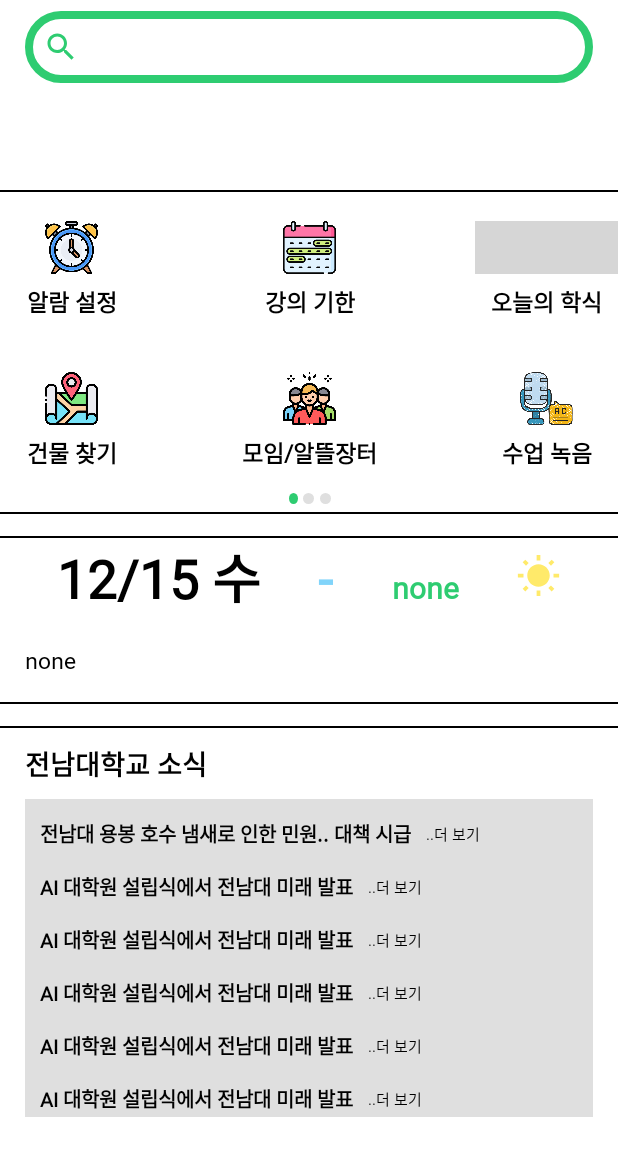
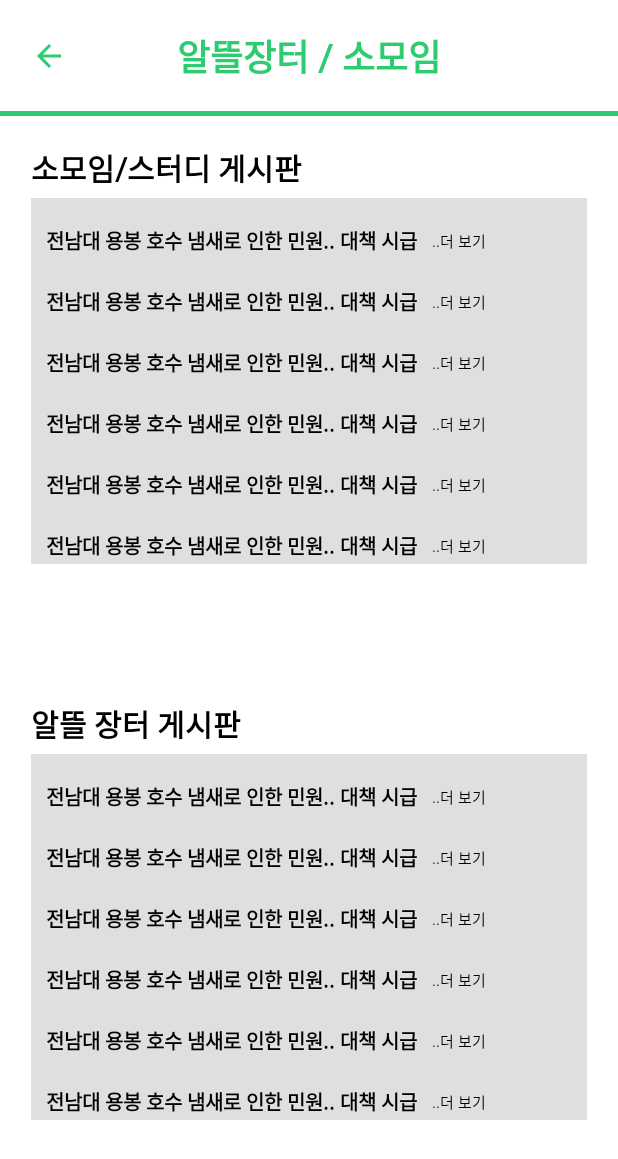
Before and after one commit to millionswillnd/JNUCenter, an Android app: the screen it shows after launch (MainActivity before the commit, BoardActivity after it), after a tap on "모임/알뜰장터", on a phone screen of 412 x 824 dp. Shown: the top 1159 px of the screen. Run offline under Robolectric (Android 15) with nearby library versions, the phone set to English and light mode, and no system bars; our stand-ins replace AdMob, data binding; grey boxes are pictures that could not be loaded.

Commit message:
게시판 관련 클라이언트 작업 완료(알람 제외)

```diff
--- a/app/src/main/AndroidManifest.xml
+++ b/app/src/main/AndroidManifest.xml
@@ -15,8 +15,8 @@
         android:supportsRtl="true"
         android:theme="@style/Theme.JNUCenter"
         android:usesCleartextTraffic="true">
-        <activity android:name=".mvvm.feature.food.FoodActivity"></activity>
-        <activity android:name=".mvvm.feature.FoodActivity" />
+        <activity android:name=".mvvm.feature.board.BoardActivity"></activity>
+        <activity android:name=".mvvm.feature.food.FoodActivity" />
         <activity android:name=".mvvm.feature.alarm.AlarmActivity" />
         <activity android:name=".mvvm.feature.lecture.LectureDateActivity" />
 
--- /dev/null
+++ b/app/src/main/java/com/jiib/jnucenter/mvvm/feature/board/BoardActivity.kt
@@ -0,0 +1,82 @@
+package com.jiib.jnucenter.mvvm.feature.board
+
+import android.content.Intent
+import android.net.Uri
+import androidx.appcompat.app.AppCompatActivity
+import android.os.Bundle
+import androidx.databinding.DataBindingUtil
+import androidx.lifecycle.Observer
+import androidx.lifecycle.ViewModelProvider
+import com.jiib.jnucenter.R
+import com.jiib.jnucenter.databinding.ActivityBoardBinding
+import com.jiib.jnucenter.mvvm.feature.main.CustomNewsTitle
+import com.jiib.jnucenter.mvvm.feature.main.MainActivity
+import kotlinx.coroutines.CoroutineScope
+import kotlinx.coroutines.Dispatchers
+import kotlinx.coroutines.launch
+
+class BoardActivity : AppCompatActivity() {
+
+    lateinit var binding : ActivityBoardBinding
+    lateinit var viewmodel : BoardViewModel
+    lateinit var view_list : List<CustomNewsTitle>
+
+    override fun onCreate(savedInstanceState: Bundle?) {
+        super.onCreate(savedInstanceState)
+        binding = DataBindingUtil.setContentView(this, R.layout.activity_board)
+
+        // 뷰모델 초기화
+        viewmodel = ViewModelProvider(this).get(BoardViewModel::class.java)
+
+        // 세팅하는데 쓸 게시글 뷰 list
+        view_list = listOf(
+            binding.mainMeetingTitle1,
+            binding.mainMeetingTitle2,
+            binding.mainMeetingTitle3,
+            binding.mainMeetingTitle4,
+            binding.mainMeetingTitle5,
+            binding.mainMeetingTitle6,
+            binding.mainMarketTitle1,
+            binding.mainMarketTitle2,
+            binding.mainMarketTitle3,
+            binding.mainMarketTitle4,
+            binding.mainMarketTitle5,
+            binding.mainMarketTitle6
+        )
+
+
+
+        // 각 게시판 글에 정보 세팅
+        CoroutineScope(Dispatchers.IO).launch {
+            viewmodel.getBoardList()
+        }
+
+
+
+        // 뷰모델의 게시판 글 리스트 observe
+        viewmodel.board_list.observe(this, Observer {
+
+            var i = 0
+
+            for((title, link) in it){
+                view_list.get(i).title!!.text = title
+                view_list.get(i).setOnClickListener {
+                    val intent = Intent()
+                    intent.setAction(Intent.ACTION_VIEW)
+                    intent.addCategory(Intent.CATEGORY_BROWSABLE)
+                    intent.setData(Uri.parse(link))
+                    startActivity(intent)
+                }
+                ++i
+            }
+     4   })
+
+        // 백 버튼 리스너
+        binding.boardBackButton.setOnClickListener {
+            val intent = Intent(this, MainActivity::class.java)
+            startActivity(intent)
+        }
+
+
+    }
+}
--- /dev/null
+++ b/app/src/main/java/com/jiib/jnucenter/mvvm/feature/board/BoardViewModel.kt
@@ -0,0 +1,22 @@
+package com.jiib.jnucenter.mvvm.feature.board
+
+import androidx.lifecycle.MutableLiveData
+import androidx.lifecycle.ViewModel
+import com.jiib.jnucenter.mvvm.repository.BoardRepository
+import com.jiib.jnucenter.mvvm.repository.network.retrofit.board.BoardDTO
+
+class BoardViewModel : ViewModel() {
+
+    val repositry = BoardRepository()
+
+    // 각 게시판의 글 title과 url을 담은 LiveData
+    val board_list : MutableLiveData<List<BoardDTO>>
+        get() = repositry.board_list
+
+
+    // 게시판 글 리스트 api 요청
+    fun getBoardList(){
+        repositry.getBoardList()
+    }
+
+}
--- a/app/src/main/java/com/jiib/jnucenter/mvvm/feature/main/IconFirstFragment.kt
+++ b/app/src/main/java/com/jiib/jnucenter/mvvm/feature/main/IconFirstFragment.kt
@@ -12,6 +12,7 @@
 import com.jiib.jnucenter.R
 import com.jiib.jnucenter.databinding.MainIconFragOneBinding
 import com.jiib.jnucenter.mvvm.feature.alarm.AlarmActivity
+import com.jiib.jnucenter.mvvm.feature.board.BoardActivity
 import com.jiib.jnucenter.mvvm.feature.food.FoodActivity
 import com.jiib.jnucenter.mvvm.feature.lecture.LectureDateActivity
 
@@ -79,7 +80,8 @@
 
             // 모임, 알뜰장터
             R.id.customview5 -> {
-                Toast.makeText(mainContext, "터치이벤트 입니다", Toast.LENGTH_LONG).show()
+                val intent = Intent(mainContext, BoardActivity::class.java)
+                startActivity(intent)
             }
 
             // 수업 녹음
--- /dev/null
+++ b/app/src/main/java/com/jiib/jnucenter/mvvm/repository/BoardRepository.kt
@@ -0,0 +1,33 @@
+package com.jiib.jnucenter.mvvm.repository
+
+import android.util.Log
+import androidx.lifecycle.MutableLiveData
+import com.jiib.jnucenter.mvvm.repository.network.retrofit.board.BoardDTO
+import com.jiib.jnucenter.mvvm.repository.network.retrofit.board.BoardService
+import retrofit2.Call
+import retrofit2.Callback
+import retrofit2.Response
+
+class BoardRepository {
+
+    val board_service = BoardService()
+
+    // 각 게시판의 글 리스트와 url 링크를 담은 LiveData
+    val board_list = MutableLiveData<List<BoardDTO>>()
+
+    fun getBoardList(){
+        val response = board_service.getBoardList()
+        response.enqueue(object : Callback<List<BoardDTO>>{
+            override fun onResponse(
+                call: Call<List<BoardDTO>>,
+                response: Response<List<BoardDTO>>
+            ) {
+                board_list.postValue(response.body())
+            }
+
+            override fun onFailure(call: Call<List<BoardDTO>>, t: Throwable) {
+                Log.d("board api failed : ", "실패")
+            }
+        })
+    }
+}
--- /dev/null
+++ b/app/src/main/java/com/jiib/jnucenter/mvvm/repository/network/retrofit/board/BoardApi.kt
@@ -0,0 +1,10 @@
+package com.jiib.jnucenter.mvvm.repository.network.retrofit.board
+
+import retrofit2.Call
+import retrofit2.http.GET
+
+interface BoardApi {
+
+    @GET("/board/list")
+    fun getBoardList(): Call<List<BoardDTO>>
+}
--- /dev/null
+++ b/app/src/main/java/com/jiib/jnucenter/mvvm/repository/network/retrofit/board/BoardDTO.kt
@@ -0,0 +1,6 @@
+package com.jiib.jnucenter.mvvm.repository.network.retrofit.board
+
+data class BoardDTO(
+    val title: String,
+    val link: String
+)
--- /dev/null
+++ b/app/src/main/java/com/jiib/jnucenter/mvvm/repository/network/retrofit/board/BoardService.kt
@@ -0,0 +1,17 @@
+package com.jiib.jnucenter.mvvm.repository.network.retrofit.board
+
+import com.jiib.jnucenter.mvvm.repository.network.retrofit.RetrofitClient
+import retrofit2.Call
+import retrofit2.Retrofit
+
+class BoardService {
+
+    private val retrofit_client = RetrofitClient
+
+    fun getBoardList() : Call<List<BoardDTO>> {
+        val client: Retrofit = RetrofitClient.getInstance()
+        val response = client.create(BoardApi::class.java).getBoardList()
+
+        return response
+    }
+}
--- /dev/null
+++ b/app/src/main/res/layout/activity_board.xml
@@ -0,0 +1,297 @@
+<?xml version="1.0" encoding="utf-8"?>
+<layout>
+<androidx.constraintlayout.widget.ConstraintLayout xmlns:android="http://schemas.android.com/apk/res/android"
+    xmlns:app="http://schemas.android.com/apk/res-auto"
+    xmlns:tools="http://schemas.android.com/tools"
+    android:layout_width="match_parent"
+    android:layout_height="match_parent"
+    tools:context=".mvvm.feature.board.BoardActivity">
+
+    <ImageButton
+        android:id="@+id/board_back_button"
+        android:layout_width="wrap_content"
+        android:layout_height="wrap_content"
+        android:src="@drawable/number_back_button"
+        android:background="@color/white"
+        app:layout_constraintStart_toStartOf="@id/board_left_guide"
+        app:layout_constraintTop_toTopOf="parent"
+        app:layout_constraintBottom_toBottomOf="@id/board_top_guide"
+        ></ImageButton>
+
+    <TextView
+        android:id="@+id/board_title"
+        android:layout_width="wrap_content"
+        android:layout_height="wrap_content"
+        android:text="알뜰장터 / 소모임"
+        android:textSize="24sp"
+        android:textStyle="bold"
+        android:textColor="@color/main_color_green"
+        app:layout_constraintStart_toStartOf="parent"
+        app:layout_constraintEnd_toEndOf="parent"
+        app:layout_constraintTop_toTopOf="parent"
+        app:layout_constraintBottom_toTopOf="@id/board_top_guide"
+        ></TextView>
+
+    <androidx.constraintlayout.widget.Guideline
+        android:id="@+id/board_left_guide"
+        android:layout_width="wrap_content"
+        android:layout_height="wrap_content"
+        android:orientation="vertical"
+        app:layout_constraintGuide_percent="0.05"
+        ></androidx.constraintlayout.widget.Guideline>
+
+    <androidx.constraintlayout.widget.Guideline
+        android:id="@+id/board_right_guide"
+        android:layout_width="wrap_content"
+        android:layout_height="wrap_content"
+        android:orientation="vertical"
+        app:layout_constraintGuide_percent="0.95"
+        ></androidx.constraintlayout.widget.Guideline>
+
+    <androidx.constraintlayout.widget.Guideline
+        android:id="@+id/board_top_guide"
+        android:layout_width="wrap_content"
+        android:layout_height="wrap_content"
+        android:orientation="horizontal"
+        app:layout_constraintGuide_percent="0.09"
+        ></androidx.constraintlayout.widget.Guideline>
+
+    <View
+        android:id="@+id/top_line_view"
+        android:layout_width="0dp"
+        android:layout_height="3dp"
+        android:background="@color/main_color_green"
+        app:layout_constraintTop_toBottomOf="@id/board_top_guide"
+        app:layout_constraintStart_toStartOf="parent"
+        app:layout_constraintEnd_toEndOf="parent"
+        ></View>
+
+    <TextView
+        android:id="@+id/board_meeting_title_tv"
+        android:layout_width="wrap_content"
+        android:layout_height="wrap_content"
+        android:text="소모임/스터디 게시판"
+        android:textSize="20sp"
+        android:textStyle="bold"
+        android:textColor="@color/black"
+        android:layout_marginBottom="5dp"
+        app:layout_constraintBottom_toTopOf="@id/board_meeting_top_guide"
+        app:layout_constraintStart_toEndOf="@id/board_left_guide"
+        ></TextView>
+
+    <androidx.constraintlayout.widget.Guideline
+        android:id="@+id/board_meeting_top_guide"
+        android:layout_width="wrap_content"
+        android:layout_height="wrap_content"
+        android:orientation="horizontal"
+        app:layout_constraintGuide_percent="0.16"
+        ></androidx.constraintlayout.widget.Guideline>
+
+    <androidx.constraintlayout.widget.Guideline
+        android:id="@+id/board_meeting_bottom_guide"
+        android:layout_width="wrap_content"
+        android:layout_height="wrap_content"
+        android:orientation="horizontal"
+        app:layout_constraintGuide_percent="0.52"
+        ></androidx.constraintlayout.widget.Guideline>
+
+    <TextView
+        android:id="@+id/board_market_title_tv"
+        android:layout_width="wrap_content"
+        android:layout_height="wrap_content"
+        android:text="알뜰 장터 게시판"
+        android:textStyle="bold"
+        android:layout_marginBottom="5dp"
+        android:textColor="@color/black"
+        android:textSize="20sp"
+        app:layout_constraintBottom_toTopOf="@id/board_market_top_guide"
+        app:layout_constraintStart_toEndOf="@id/board_left_guide"
+        ></TextView>
+
+    <androidx.constraintlayout.widget.Guideline
+        android:id="@+id/board_market_top_guide"
+        android:layout_width="wrap_content"
+        android:layout_height="wrap_content"
+        android:orientation="horizontal"
+        app:layout_constraintGuide_percent="0.61"
+        ></androidx.constraintlayout.widget.Guideline>
+
+    <androidx.constraintlayout.widget.Guideline
+        android:id="@+id/board_market_bottom_guide"
+        android:layout_width="wrap_content"
+        android:layout_height="wrap_content"
+        android:orientation="horizontal"
+        app:layout_constraintGuide_percent="0.98"
+        ></androidx.constraintlayout.widget.Guideline>
+
+    <ScrollView
+        android:layout_width="0dp"
+        android:layout_height="0dp"
+        app:layout_constraintTop_toBottomOf="@id/board_meeting_top_guide"
+        app:layout_constraintBottom_toTopOf="@id/board_meeting_bottom_guide"
+        app:layout_constraintStart_toEndOf="@id/board_left_guide"
+        app:layout_constraintEnd_toStartOf="@id/board_right_guide"
+        >
+    <androidx.constraintlayout.widget.ConstraintLayout
+        android:id="@+id/board_meeting_const"
+        android:layout_width="match_parent"
+        android:layout_height="match_parent"
+        android:background="@color/grey"
+        >
+
+        <com.jiib.jnucenter.mvvm.feature.main.CustomNewsTitle
+            android:id="@+id/main_meeting_title1"
+            android:layout_width="wrap_content"
+            android:layout_height="wrap_content"
+            app:title="전남대 용봉 호수 냄새로 인한 민원.. 대책 시급"
+            android:layout_marginTop="15dp"
+            android:layout_marginStart="10dp"
+            app:layout_constraintTop_toTopOf="parent"
+            app:layout_constraintStart_toStartOf="parent"
+            ></com.jiib.jnucenter.mvvm.feature.main.CustomNewsTitle>
+
+        <com.jiib.jnucenter.mvvm.feature.main.CustomNewsTitle
+            android:id="@+id/main_meeting_title2"
+            android:layout_width="wrap_content"
+            android:layout_height="wrap_content"
+            app:title="전남대 용봉 호수 냄새로 인한 민원.. 대책 시급"
+            android:layout_marginTop="15dp"
+            android:layout_marginStart="10dp"
+            app:layout_constraintTop_toBottomOf="@id/main_meeting_title1"
+            app:layout_constraintStart_toStartOf="parent"
+            ></com.jiib.jnucenter.mvvm.feature.main.CustomNewsTitle>
+
+        <com.jiib.jnucenter.mvvm.feature.main.CustomNewsTitle
+            android:id="@+id/main_meeting_title3"
+            android:layout_width="wrap_content"
+            android:layout_height="wrap_content"
+            app:title="전남대 용봉 호수 냄새로 인한 민원.. 대책 시급"
+            android:layout_marginTop="15dp"
+            android:layout_marginStart="10dp"
+            app:layout_constraintTop_toBottomOf="@id/main_meeting_title2"
+            app:layout_constraintStart_toStartOf="parent"
+            ></com.jiib.jnucenter.mvvm.feature.main.CustomNewsTitle>
+
+
+        <com.jiib.jnucenter.mvvm.feature.main.CustomNewsTitle
+            android:id="@+id/main_meeting_title4"
+            android:layout_width="wrap_content"
+            android:layout_height="wrap_content"
+            app:title="전남대 용봉 호수 냄새로 인한 민원.. 대책 시급"
+            android:layout_marginTop="15dp"
+            android:layout_marginStart="10dp"
+            app:layout_constraintTop_toBottomOf="@id/main_meeting_title3"
+            app:layout_constraintStart_toStartOf="parent"
+            ></com.jiib.jnucenter.mvvm.feature.main.CustomNewsTitle>
+
+        <com.jiib.jnucenter.mvvm.feature.main.CustomNewsTitle
+            android:id="@+id/main_meeting_title5"
+            android:layout_width="wrap_content"
+            android:layout_height="wrap_content"
+            app:title="전남대 용봉 호수 냄새로 인한 민원.. 대책 시급"
+            android:layout_marginTop="15dp"
+            android:layout_marginStart="10dp"
+            app:layout_constraintTop_toBottomOf="@id/main_meeting_title4"
+            app:layout_constraintStart_toStartOf="parent"
+            ></com.jiib.jnucenter.mvvm.feature.main.CustomNewsTitle>
+
+        <com.jiib.jnucenter.mvvm.feature.main.CustomNewsTitle
+            android:id="@+id/main_meeting_title6"
+            android:layout_width="wrap_content"
+            android:layout_height="wrap_content"
+            app:title="전남대 용봉 호수 냄새로 인한 민원.. 대책 시급"
+            android:layout_marginTop="15dp"
+            android:layout_marginStart="10dp"
+            app:layout_constraintTop_toBottomOf="@id/main_meeting_title5"
+            app:layout_constraintStart_toStartOf="parent"
+            ></com.jiib.jnucenter.mvvm.feature.main.CustomNewsTitle>
+    </androidx.constraintlayout.widget.ConstraintLayout>
+    </ScrollView>
+
+
+
+    <ScrollView
+        android:layout_width="0dp"
+        android:layout_height="0dp"
+        app:layout_constraintTop_toBottomOf="@id/board_market_top_guide"
+        app:layout_constraintBottom_toTopOf="@id/board_market_bottom_guide"
+        app:layout_constraintStart_toEndOf="@id/board_left_guide"
+        app:layout_constraintEnd_toStartOf="@id/board_right_guide"
+        >
+    <androidx.constraintlayout.widget.ConstraintLayout
+        android:id="@+id/board_market_const"
+        android:layout_width="match_parent"
+        android:layout_height="match_parent"
+        android:background="@color/grey"
+        >
+        <com.jiib.jnucenter.mvvm.feature.main.CustomNewsTitle
+            android:id="@+id/main_market_title1"
+            android:layout_width="wrap_content"
+            android:layout_height="wrap_content"
+            app:title="전남대 용봉 호수 냄새로 인한 민원.. 대책 시급"
+            android:layout_marginTop="15dp"
+            android:layout_marginStart="10dp"
+            app:layout_constraintTop_toTopOf="parent"
+            app:layout_constraintStart_toStartOf="parent"
+            ></com.jiib.jnucenter.mvvm.feature.main.CustomNewsTitle>
+
+        <com.jiib.jnucenter.mvvm.feature.main.CustomNewsTitle
+            android:id="@+id/main_market_title2"
+            android:layout_width="wrap_content"
+            android:layout_height="wrap_content"
+            app:title="전남대 용봉 호수 냄새로 인한 민원.. 대책 시급"
+            android:layout_marginTop="15dp"
+            android:layout_marginStart="10dp"
+            app:layout_constraintTop_toBottomOf="@id/main_market_title1"
+            app:layout_constraintStart_toStartOf="parent"
+            ></com.jiib.jnucenter.mvvm.feature.main.CustomNewsTitle>
+
+        <com.jiib.jnucenter.mvvm.feature.main.CustomNewsTitle
+            android:id="@+id/main_market_title3"
+            android:layout_width="wrap_content"
+            android:layout_height="wrap_content"
+            app:title="전남대 용봉 호수 냄새로 인한 민원.. 대책 시급"
+            android:layout_marginTop="15dp"
+            android:layout_marginStart="10dp"
+            app:layout_constraintTop_toBottomOf="@id/main_market_title2"
+            app:layout_constraintStart_toStartOf="parent"
+            ></com.jiib.jnucenter.mvvm.feature.main.CustomNewsTitle>
+
+
+        <com.jiib.jnucenter.mvvm.feature.main.CustomNewsTitle
+            android:id="@+id/main_market_title4"
+            android:layout_width="wrap_content"
+            android:layout_height="wrap_content"
+            app:title="전남대 용봉 호수 냄새로 인한 민원.. 대책 시급"
+            android:layout_marginTop="15dp"
+            android:layout_marginStart="10dp"
+            app:layout_constraintTop_toBottomOf="@id/main_market_title3"
+            app:layout_constraintStart_toStartOf="parent"
+            ></com.jiib.jnucenter.mvvm.feature.main.CustomNewsTitle>
+
+        <com.jiib.jnucenter.mvvm.feature.main.CustomNewsTitle
+            android:id="@+id/main_market_title5"
+            android:layout_width="wrap_content"
+            android:layout_height="wrap_content"
+            app:title="전남대 용봉 호수 냄새로 인한 민원.. 대책 시급"
+            android:layout_marginTop="15dp"
+            android:layout_marginStart="10dp"
+            app:layout_constraintTop_toBottomOf="@id/main_market_title4"
+            app:layout_constraintStart_toStartOf="parent"
+            ></com.jiib.jnucenter.mvvm.feature.main.CustomNewsTitle>
+
+        <com.jiib.jnucenter.mvvm.feature.main.CustomNewsTitle
+            android:id="@+id/main_market_title6"
+            android:layout_width="wrap_content"
+            android:layout_height="wrap_content"
+            app:title="전남대 용봉 호수 냄새로 인한 민원.. 대책 시급"
+            android:layout_marginTop="15dp"
+            android:layout_marginStart="10dp"
+            app:layout_constraintTop_toBottomOf="@id/main_market_title5"
+            app:layout_constraintStart_toStartOf="parent"
+            ></com.jiib.jnucenter.mvvm.feature.main.CustomNewsTitle>
+    </androidx.constraintlayout.widget.ConstraintLayout>
+    </ScrollView>
+
+</androidx.constraintlayout.widget.ConstraintLayout>
+</layout>
```
